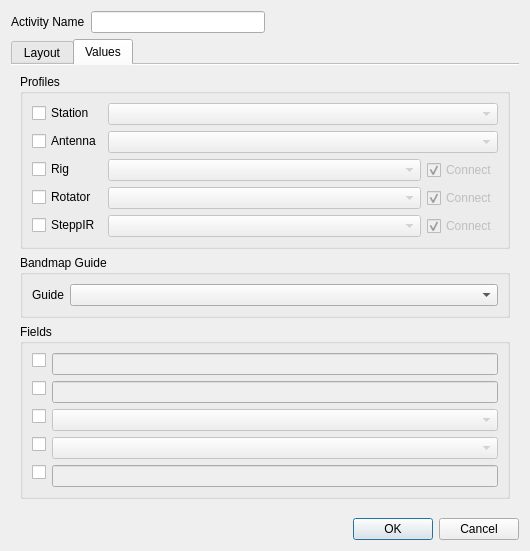
Qt form ui/ActivityEditor.ui (aa5sh/QLog) before a commit.
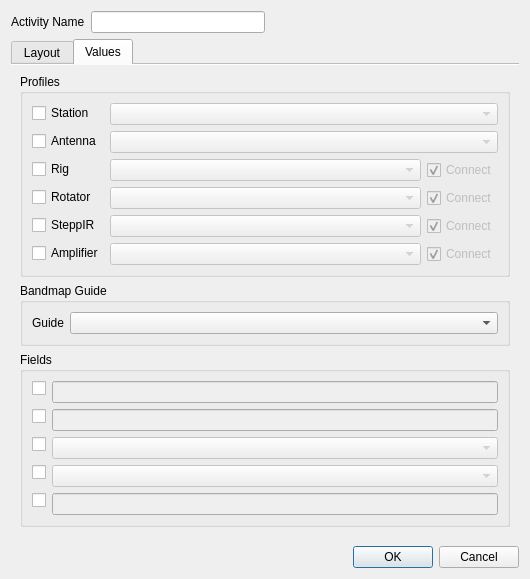
The same form after that commit. The open tabs and pages were chosen to show the change. Icons and pictures are not drawn.

Commit message: Add SPE amplifier controller

```diff
--- a/ui/ActivityEditor.ui
+++ b/ui/ActivityEditor.ui
@@ -1440,6 +1440,49 @@
             </item>
            </layout>
           </item>
+          <item row="5" column="0">
+           <widget class="QCheckBox" name="amplifierProfileCheckbox">
+            <property name="toolTip">
+             <string>If unchecked, the profile does not change</string>
+            </property>
+            <property name="text">
+             <string>Amplifier</string>
+            </property>
+           </widget>
+          </item>
+          <item row="5" column="1">
+           <layout class="QHBoxLayout" name="horizontalLayout_Amplifier">
+            <item>
+             <widget class="QComboBox" name="amplifierProfileCombo">
+              <property name="enabled">
+               <bool>false</bool>
+              </property>
+             </widget>
+            </item>
+            <item>
+             <widget class="QCheckBox" name="amplifierAutoconnectCheckbox">
+              <property name="enabled">
+               <bool>false</bool>
+              </property>
+              <property name="sizePolicy">
+               <sizepolicy hsizetype="Maximum" vsizetype="Fixed">
+                <horstretch>0</horstretch>
+                <verstretch>0</verstretch>
+               </sizepolicy>
+              </property>
+              <property name="toolTip">
+               <string>Connect automatically</string>
+              </property>
+              <property name="text">
+               <string>Connect</string>
+              </property>
+              <property name="checked">
+               <bool>true</bool>
+              </property>
+             </widget>
+            </item>
+           </layout>
+          </item>
          </layout>
         </widget>
        </item>
```
The commit also changes 16 other files.
